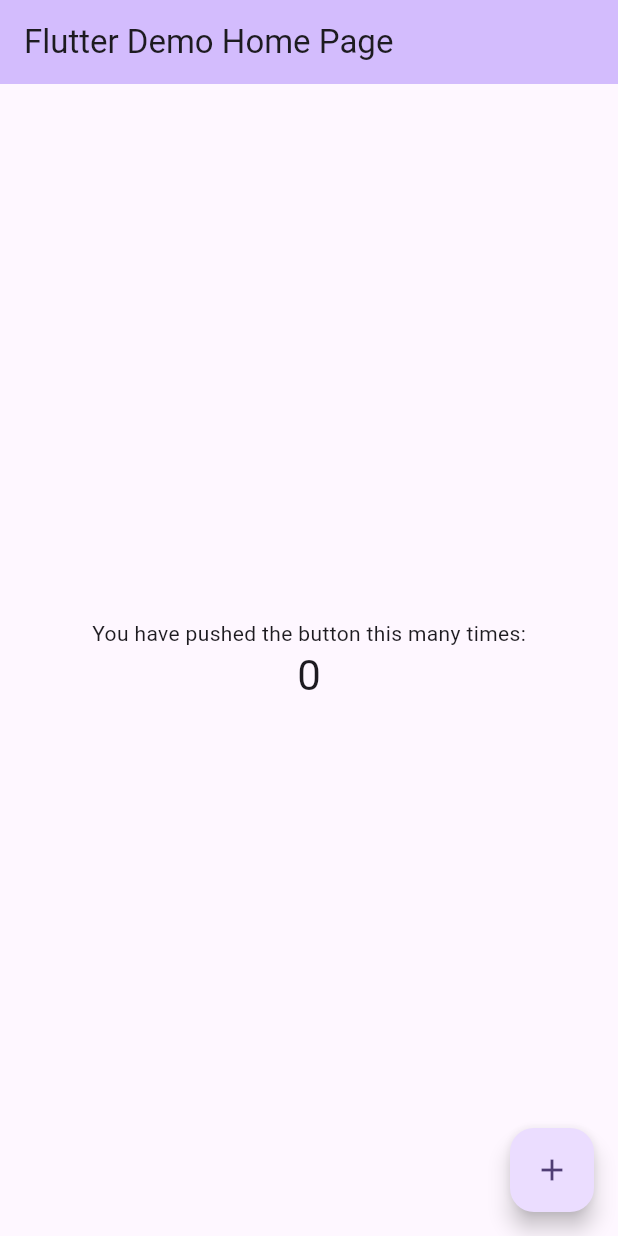
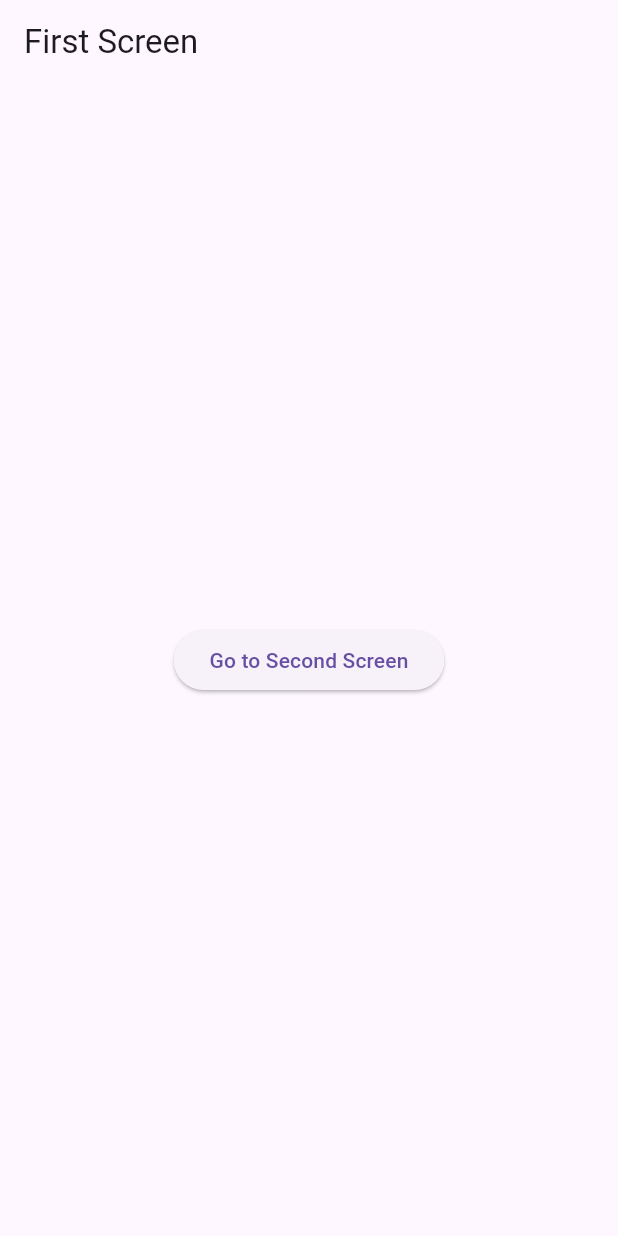
Before and after one commit to liwangivone/Routes---Navigation, a Flutter app: the screen it shows after launch, on a phone screen of 412 x 824 dp. Run offline on Flutter 3.47's test engine with Material 3 defaults, Android fonts, the light colour scheme and no system bars.

Commit message:
final commit

```diff
--- /dev/null
+++ b/route_navigation/lib/first_screen.dart
@@ -0,0 +1,23 @@
+import 'package:flutter/material.dart';
+
+import 'second_screen.dart';
+
+class FirstScreen extends StatelessWidget {
+  const FirstScreen({super.key});
+
+  @override
+  Widget build(BuildContext context) {
+    return Scaffold(
+      appBar: AppBar(title: const Text('First Screen')),
+      body: Center(
+        child: ElevatedButton(
+          onPressed: () {
+            // Navigate to the second screen.
+            Navigator.push(context, MaterialPageRoute(builder: (context) => SecondScreen()));
+          },
+          child: const Text('Go to Second Screen'),
+        ),
+      ),
+    );
+  }
+}
--- a/route_navigation/lib/main.dart
+++ b/route_navigation/lib/main.dart
@@ -1,125 +1,17 @@
 import 'package:flutter/material.dart';
+import 'first_screen.dart';
 
-void main() {
-  runApp(const MyApp());
-}
+void main() => runApp(MyApp());
 
 class MyApp extends StatelessWidget {
-  const MyApp({super.key});
-
-  // This widget is the root of your application.
   @override
   Widget build(BuildContext context) {
     return MaterialApp(
-      title: 'Flutter Demo',
+      title: 'Navigation Codelab',
       theme: ThemeData(
-        // This is the theme of your application.
-        //
-        // TRY THIS: Try running your application with "flutter run". You'll see
-        // the application has a purple toolbar. Then, without quitting the app,
-        // try changing the seedColor in the colorScheme below to Colors.green
-        // and then invoke "hot reload" (save your changes or press the "hot
-        // reload" button in a Flutter-supported IDE, or press "r" if you used
-        // the command line to start the app).
-        //
-        // Notice that the counter didn't reset back to zero; the application
-        // state is not lost during the reload. To reset the state, use hot
-        // restart instead.
-        //
-        // This works for code too, not just values: Most code changes can be
-        // tested with just a hot reload.
-        colorScheme: ColorScheme.fromSeed(seedColor: Colors.deepPurple),
-        useMaterial3: true,
+        primarySwatch: Colors.blue,
       ),
-      home: const MyHomePage(title: 'Flutter Demo Home Page'),
+      home: FirstScreen(), // Set the first screen as the home.
     );
   }
 }
-
-class MyHomePage extends StatefulWidget {
-  const MyHomePage({super.key, required this.title});
-
-  // This widget is the home page of your application. It is stateful, meaning
-  // that it has a State object (defined below) that contains fields that affect
-  // how it looks.
-
-  // This class is the configuration for the state. It holds the values (in this
-  // case the title) provided by the parent (in this case the App widget) and
-  // used by the build method of the State. Fields in a Widget subclass are
-  // always marked "final".
-
-  final String title;
-
-  @override
-  State<MyHomePage> createState() => _MyHomePageState();
-}
-
-class _MyHomePageState extends State<MyHomePage> {
-  int _counter = 0;
-
-  void _incrementCounter() {
-    setState(() {
-      // This call to setState tells the Flutter framework that something has
-      // changed in this State, which causes it to rerun the build method below
-      // so that the display can reflect the updated values. If we changed
-      // _counter without calling setState(), then the build method would not be
-      // called again, and so nothing would appear to happen.
-      _counter++;
-    });
-  }
-
-  @override
-  Widget build(BuildContext context) {
-    // This method is rerun every time setState is called, for instance as done
-    // by the _incrementCounter method above.
-    //
-    // The Flutter framework has been optimized to make rerunning build methods
-    // fast, so that you can just rebuild anything that needs updating rather
-    // than having to individually change instances of widgets.
-    return Scaffold(
-      appBar: AppBar(
-        // TRY THIS: Try changing the color here to a specific color (to
-        // Colors.amber, perhaps?) and trigger a hot reload to see the AppBar
-        // change color while the other colors stay the same.
-        backgroundColor: Theme.of(context).colorScheme.inversePrimary,
-        // Here we take the value from the MyHomePage object that was created by
-        // the App.build method, and use it to set our appbar title.
-        title: Text(widget.title),
-      ),
-      body: Center(
-        // Center is a layout widget. It takes a single child and positions it
-        // in the middle of the parent.
-        child: Column(
-          // Column is also a layout widget. It takes a list of children and
-          // arranges them vertically. By default, it sizes itself to fit its
-          // children horizontally, and tries to be as tall as its parent.
-          //
-          // Column has various properties to control how it sizes itself and
-          // how it positions its children. Here we use mainAxisAlignment to
-          // center the children vertically; the main axis here is the vertical
-          // axis because Columns are vertical (the cross axis would be
-          // horizontal).
-          //
-          // TRY THIS: Invoke "debug painting" (choose the "Toggle Debug Paint"
-          // action in the IDE, or press "p" in the console), to see the
-          // wireframe for each widget.
-          mainAxisAlignment: MainAxisAlignment.center,
-          children: <Widget>[
-            const Text(
-              'You have pushed the button this many times:',
-            ),
-            Text(
-              '$_counter',
-              style: Theme.of(context).textTheme.headlineMedium,
-            ),
-          ],
-        ),
-      ),
-      floatingActionButton: FloatingActionButton(
-        onPressed: _incrementCounter,
-        tooltip: 'Increment',
-        child: const Icon(Icons.add),
-      ), // This trailing comma makes auto-formatting nicer for build methods.
-    );
-  }
-}
```
Also changed, not shown: route_navigation/lib/second_screen.dart (added, +19 -0 lines).
